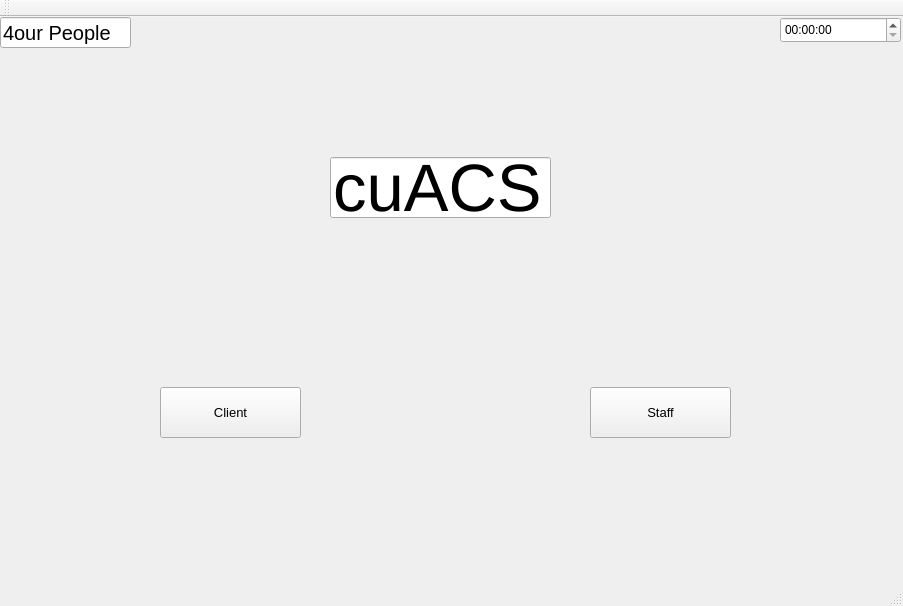
Old version of the form qt_cuacs_UI/mainwindow.ui in the repository kalebtesfay/Animal_Shelter_System.
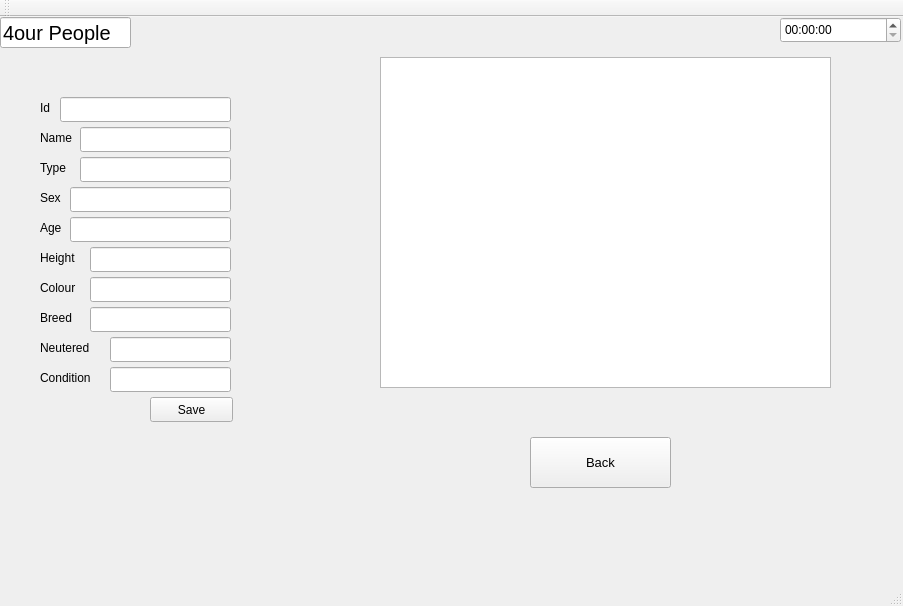
New version of the form. The open tabs and pages were chosen to show the change.

Commit message: UI view database works:rocket:

Diff of the .ui file:
```diff
--- a/qt_cuacs_UI/mainwindow.ui
+++ b/qt_cuacs_UI/mainwindow.ui
@@ -328,6 +328,325 @@
         <width>121</width>
         <height>26</height>
        </rect>
+      </property>
+     </widget>
+     <widget class="QLabel" name="label_3">
+      <property name="geometry">
+       <rect>
+        <x>310</x>
+        <y>30</y>
+        <width>311</width>
+        <height>61</height>
+       </rect>
+      </property>
+      <property name="font">
+       <font>
+        <pointsize>30</pointsize>
+       </font>
+      </property>
+      <property name="text">
+       <string/>
+      </property>
+     </widget>
+    </widget>
+    <widget class="QWidget" name="page_5">
+     <widget class="QLineEdit" name="lineEdit_6">
+      <property name="geometry">
+       <rect>
+        <x>0</x>
+        <y>0</y>
+        <width>131</width>
+        <height>31</height>
+       </rect>
+      </property>
+      <property name="font">
+       <font>
+        <pointsize>15</pointsize>
+       </font>
+      </property>
+      <property name="text">
+       <string>4our People</string>
+      </property>
+     </widget>
+     <widget class="QTimeEdit" name="timeEdit_5">
+      <property name="geometry">
+       <rect>
+        <x>780</x>
+        <y>0</y>
+        <width>121</width>
+        <height>26</height>
+       </rect>
+      </property>
+     </widget>
+     <widget class="QTableView" name="tableView_2">
+      <property name="geometry">
+       <rect>
+        <x>380</x>
+        <y>40</y>
+        <width>451</width>
+        <height>331</height>
+       </rect>
+      </property>
+     </widget>
+     <widget class="QLineEdit" name="lineEdit_16">
+      <property name="geometry">
+       <rect>
+        <x>110</x>
+        <y>350</y>
+        <width>121</width>
+        <height>25</height>
+       </rect>
+      </property>
+     </widget>
+     <widget class="QLabel" name="label_4">
+      <property name="geometry">
+       <rect>
+        <x>40</x>
+        <y>80</y>
+        <width>16</width>
+        <height>21</height>
+       </rect>
+      </property>
+      <property name="text">
+       <string>Id</string>
+      </property>
+     </widget>
+     <widget class="QLabel" name="label_5">
+      <property name="geometry">
+       <rect>
+        <x>40</x>
+        <y>110</y>
+        <width>41</width>
+        <height>21</height>
+       </rect>
+      </property>
+      <property name="text">
+       <string>Name</string>
+      </property>
+     </widget>
+     <widget class="QLabel" name="label_6">
+      <property name="geometry">
+       <rect>
+        <x>40</x>
+        <y>140</y>
+        <width>31</width>
+        <height>21</height>
+       </rect>
+      </property>
+      <property name="text">
+       <string>Type</string>
+      </property>
+     </widget>
+     <widget class="QLabel" name="label_7">
+      <property name="geometry">
+       <rect>
+        <x>40</x>
+        <y>170</y>
+        <width>31</width>
+        <height>21</height>
+       </rect>
+      </property>
+      <property name="text">
+       <string>Sex</string>
+      </property>
+     </widget>
+     <widget class="QLabel" name="label_8">
+      <property name="geometry">
+       <rect>
+        <x>40</x>
+        <y>200</y>
+        <width>41</width>
+        <height>21</height>
+       </rect>
+      </property>
+      <property name="text">
+       <string>Age</string>
+      </property>
+     </widget>
+     <widget class="QLabel" name="label_9">
+      <property name="geometry">
+       <rect>
+        <x>40</x>
+        <y>230</y>
+        <width>41</width>
+        <height>21</height>
+       </rect>
+      </property>
+      <property name="text">
+       <string>Height</string>
+      </property>
+     </widget>
+     <widget class="QLabel" name="label_10">
+      <property name="geometry">
+       <rect>
+        <x>40</x>
+        <y>260</y>
+        <width>51</width>
+        <height>21</height>
+       </rect>
+      </property>
+      <property name="text">
+       <string>Colour</string>
+      </property>
+     </widget>
+     <widget class="QLabel" name="label_11">
+      <property name="geometry">
+       <rect>
+        <x>40</x>
+        <y>290</y>
+        <width>41</width>
+        <height>21</height>
+       </rect>
+      </property>
+      <property name="text">
+       <string>Breed</string>
+      </property>
+     </widget>
+     <widget class="QLabel" name="label_12">
+      <property name="geometry">
+       <rect>
+        <x>40</x>
+        <y>320</y>
+        <width>61</width>
+        <height>21</height>
+       </rect>
+      </property>
+      <property name="text">
+       <string>Neutered</string>
+      </property>
+     </widget>
+     <widget class="QLabel" name="label_13">
+      <property name="geometry">
+       <rect>
+        <x>40</x>
+        <y>350</y>
+        <width>61</width>
+        <height>21</height>
+       </rect>
+      </property>
+      <property name="text">
+       <string>Condition</string>
+      </property>
+     </widget>
+     <widget class="QLineEdit" name="lineEdit_17">
+      <property name="geometry">
+       <rect>
+        <x>110</x>
+        <y>320</y>
+        <width>121</width>
+        <height>25</height>
+       </rect>
+      </property>
+     </widget>
+     <widget class="QLineEdit" name="lineEdit_18">
+      <property name="geometry">
+       <rect>
+        <x>90</x>
+        <y>290</y>
+        <width>141</width>
+        <height>25</height>
+       </rect>
+      </property>
+     </widget>
+     <widget class="QLineEdit" name="lineEdit_19">
+      <property name="geometry">
+       <rect>
+        <x>90</x>
+        <y>260</y>
+        <width>141</width>
+        <height>25</height>
+       </rect>
+      </property>
+     </widget>
+     <widget class="QLineEdit" name="lineEdit_20">
+      <property name="geometry">
+       <rect>
+        <x>90</x>
+        <y>230</y>
+        <width>141</width>
+        <height>25</height>
+       </rect>
+      </property>
+     </widget>
+     <widget class="QLineEdit" name="lineEdit_21">
+      <property name="geometry">
+       <rect>
+        <x>70</x>
+        <y>200</y>
+        <width>161</width>
+        <height>25</height>
+       </rect>
+      </property>
+     </widget>
+     <widget class="QLineEdit" name="lineEdit_22">
+      <property name="geometry">
+       <rect>
+        <x>70</x>
+        <y>170</y>
+        <width>161</width>
+        <height>25</height>
+       </rect>
+      </property>
+     </widget>
+     <widget class="QLineEdit" name="lineEdit_23">
+      <property name="geometry">
+       <rect>
+        <x>80</x>
+        <y>140</y>
+        <width>151</width>
+        <height>25</height>
+       </rect>
+      </property>
+     </widget>
+     <widget class="QLineEdit" name="lineEdit_24">
+      <property name="geometry">
+       <rect>
+        <x>80</x>
+        <y>110</y>
+        <width>151</width>
+        <height>25</height>
+       </rect>
+      </property>
+     </widget>
+     <widget class="QLineEdit" name="lineEdit_25">
+      <property name="geometry">
+       <rect>
+        <x>60</x>
+        <y>80</y>
+        <width>171</width>
+        <height>25</height>
+       </rect>
+      </property>
+     </widget>
+     <widget class="QPushButton" name="pushButton_8">
+      <property name="geometry">
+       <rect>
+        <x>150</x>
+        <y>380</y>
+        <width>83</width>
+        <height>25</height>
+       </rect>
+      </property>
+      <property name="text">
+       <string>Save</string>
+      </property>
+     </widget>
+     <widget class="QPushButton" name="pushButton_9">
+      <property name="geometry">
+       <rect>
+        <x>530</x>
+        <y>420</y>
+        <width>141</width>
+        <height>51</height>
+       </rect>
+      </property>
+      <property name="font">
+       <font>
+        <pointsize>10</pointsize>
+       </font>
+      </property>
+      <property name="text">
+       <string>Back</string>
       </property>
      </widget>
     </widget>
```
Left out of the diff: 6 changed lines with no effect on the pictures. The commit also changes 4 other files.
